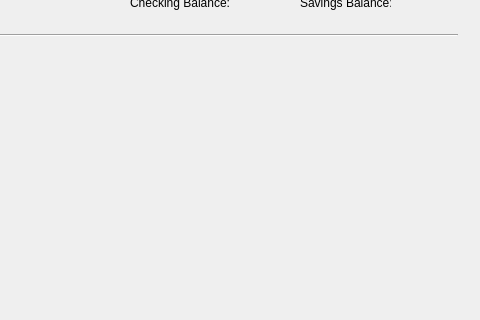
Qt form mainwindow.ui (Refleximus/BankingAppBOJ-GitRepository) before a commit; both pictures show x 320 to 800 and y 82 to 402 of the 800 by 500 pixel window.
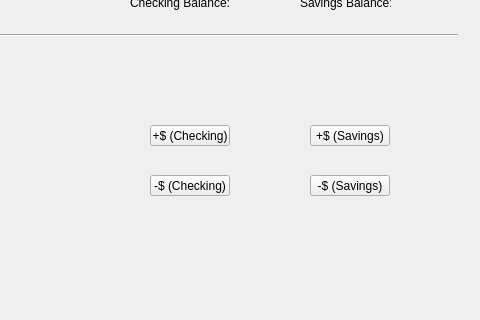
The same form after that commit.

```diff
--- a/mainwindow.ui
+++ b/mainwindow.ui
@@ -13,6 +13,9 @@
   <property name="windowTitle">
    <string>Bank of James</string>
   </property>
+  <property name="styleSheet">
+   <string notr="true"/>
+  </property>
   <widget class="QWidget" name="centralWidget">
    <widget class="QLabel" name="labelANum">
     <property name="geometry">
@@ -204,6 +207,58 @@
      </item>
     </layout>
    </widget>
+   <widget class="QPushButton" name="pushButton">
+    <property name="geometry">
+     <rect>
+      <x>470</x>
+      <y>190</y>
+      <width>80</width>
+      <height>21</height>
+     </rect>
+    </property>
+    <property name="text">
+     <string>+$ (Checking)</string>
+    </property>
+   </widget>
+   <widget class="QPushButton" name="pushButton_2">
+    <property name="geometry">
+     <rect>
+      <x>630</x>
+      <y>190</y>
+      <width>80</width>
+      <height>21</height>
+     </rect>
+    </property>
+    <property name="text">
+     <string>+$ (Savings)</string>
+    </property>
+   </widget>
+   <widget class="QPushButton" name="pushButton_3">
+    <property name="geometry">
+     <rect>
+      <x>470</x>
+      <y>240</y>
+      <width>80</width>
+      <height>21</height>
+     </rect>
+    </property>
+    <property name="text">
+     <string>-$ (Checking)</string>
+    </property>
+   </widget>
+   <widget class="QPushButton" name="pushButton_4">
+    <property name="geometry">
+     <rect>
+      <x>630</x>
+      <y>240</y>
+      <width>80</width>
+      <height>21</height>
+     </rect>
+    </property>
+    <property name="text">
+     <string>-$ (Savings)</string>
+    </property>
+   </widget>
   </widget>
   <widget class="QMenuBar" name="menuBar">
    <property name="geometry">
```
